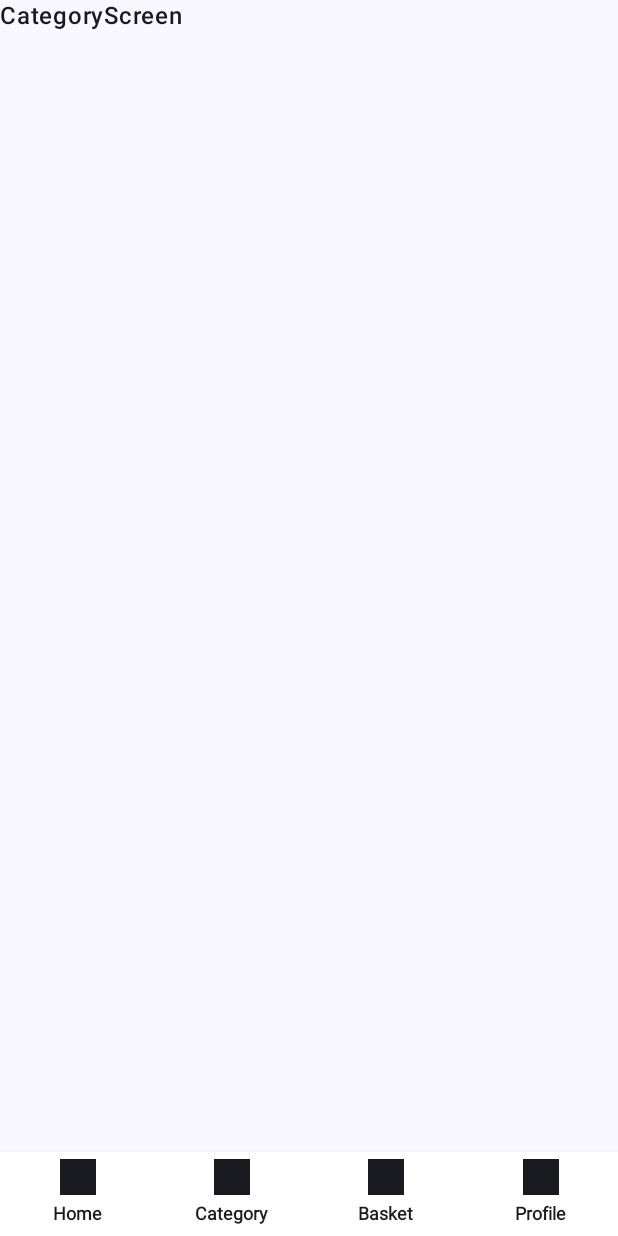
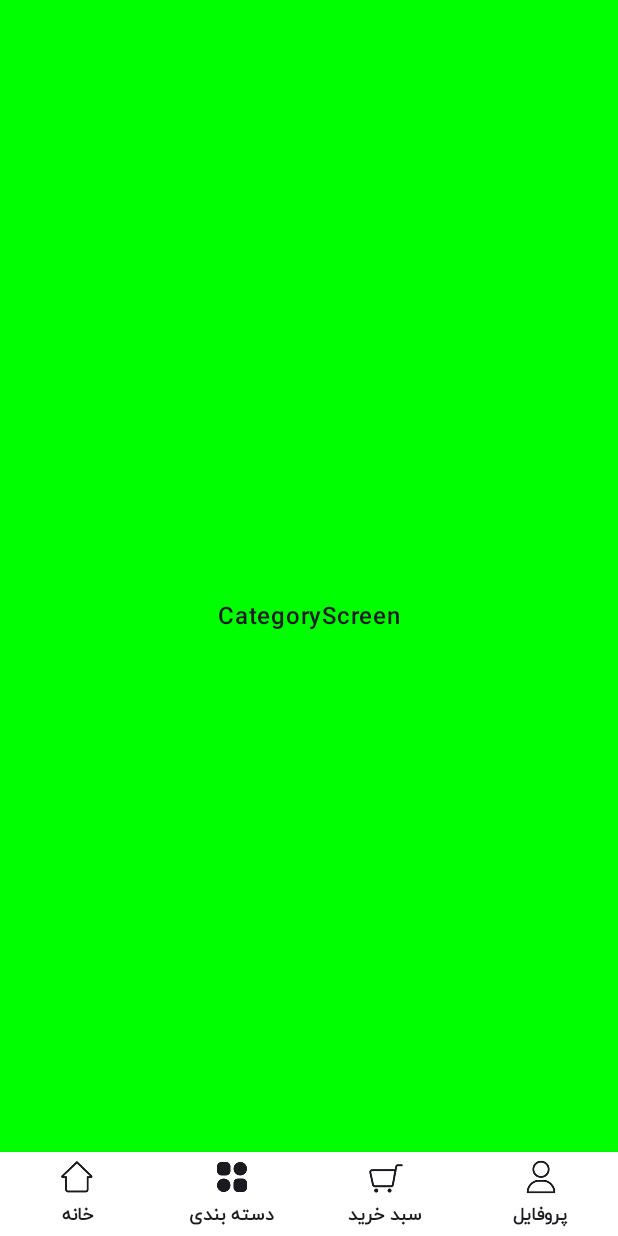
Before and after one commit to mohammadrezaaliabadi/Digikala, an Android app built with Jetpack Compose: the screen it shows after launch (MainActivity), item 2 of the bottom bar chosen, on a phone screen of 412 x 824 dp. Run offline under Robolectric (Android 15) with nearby library versions, the phone set to English and light mode, and no system bars.

Commit message:
Designing digikala button navigation close #8

```diff
--- a/app/src/main/java/com/pureamorous/digikala/navigation/BottomNavigationBar.kt
+++ b/app/src/main/java/com/pureamorous/digikala/navigation/BottomNavigationBar.kt
@@ -28,28 +28,28 @@ fun BottomNavigationBar(
 ) {
     val items = listOf(
         BottomNavItem(
-            name = "Home",
+            name = "خانه",
             route = Screen.Home.route,
-            selectedIcon = painterResource(id = R.drawable.digi_logo),
-            deSelectedIcon = painterResource(id = R.drawable.digi_logo)
+            selectedIcon = painterResource(id = R.drawable.home_fill),
+            deSelectedIcon = painterResource(id = R.drawable.home_outline)
         ),
         BottomNavItem(
-            name = "Category",
+            name = "دسته بندی",
             route = Screen.Category.route,
-            selectedIcon = painterResource(id = R.drawable.digi_logo),
-            deSelectedIcon = painterResource(id = R.drawable.digi_logo)
+            selectedIcon = painterResource(id = R.drawable.category_fill),
+            deSelectedIcon = painterResource(id = R.drawable.category_outline)
         ),
         BottomNavItem(
-            name = "Basket",
+            name = "سبد خرید",
             route = Screen.Basket.route,
-            selectedIcon = painterResource(id = R.drawable.digi_logo),
-            deSelectedIcon = painterResource(id = R.drawable.digi_logo)
+            selectedIcon = painterResource(id = R.drawable.cart_fill),
+            deSelectedIcon = painterResource(id = R.drawable.cart_outline)
         ),
         BottomNavItem(
-            name = "Profile",
+            name = "پروفایل",
             route = Screen.Profile.route,
-            selectedIcon = painterResource(id = R.drawable.digi_logo),
-            deSelectedIcon = painterResource(id = R.drawable.digi_logo)
+            selectedIcon = painterResource(id = R.drawable.user_fill),
+            deSelectedIcon = painterResource(id = R.drawable.user_outline)
         )
     )
 
--- a/app/src/main/java/com/pureamorous/digikala/ui/screens/BasketScreen.kt
+++ b/app/src/main/java/com/pureamorous/digikala/ui/screens/BasketScreen.kt
@@ -1,9 +1,25 @@
 package com.pureamorous.digikala.ui.screens
+import androidx.compose.foundation.background
+import androidx.compose.foundation.layout.Arrangement
+import androidx.compose.foundation.layout.Column
+import androidx.compose.foundation.layout.fillMaxSize
 import androidx.compose.material3.Text
 import androidx.compose.runtime.Composable
+import androidx.compose.ui.Alignment
+import androidx.compose.ui.Modifier
+import androidx.compose.ui.graphics.Color
 import androidx.navigation.NavHostController
 
 @Composable
 fun BasketScreen(navController: NavHostController) {
-    Text(text = "BasketScreen")
+    Column(
+        modifier = Modifier
+            .fillMaxSize()
+            .background(Color.Blue),
+        horizontalAlignment = Alignment.CenterHorizontally,
+        verticalArrangement = Arrangement.Center
+    ) {
+        Text(text = "BasketScreen")
+    }
+
 }
--- a/app/src/main/java/com/pureamorous/digikala/ui/screens/CategoryScreen.kt
+++ b/app/src/main/java/com/pureamorous/digikala/ui/screens/CategoryScreen.kt
@@ -1,10 +1,27 @@
 package com.pureamorous.digikala.ui.screens
 
+import androidx.compose.foundation.background
+import androidx.compose.foundation.layout.Arrangement
+import androidx.compose.foundation.layout.Column
+import androidx.compose.foundation.layout.fillMaxSize
 import androidx.compose.material3.Text
 import androidx.compose.runtime.Composable
+import androidx.compose.ui.Alignment
+import androidx.compose.ui.Modifier
+import androidx.compose.ui.graphics.Color
 import androidx.navigation.NavHostController
 
 @Composable
 fun CategoryScreen(navController: NavHostController) {
-    Text(text = "CategoryScreen")
+
+    Column(
+        modifier = Modifier
+            .fillMaxSize()
+            .background(Color.Green),
+        horizontalAlignment = Alignment.CenterHorizontally,
+        verticalArrangement = Arrangement.Center
+    ) {
+        Text(text = "CategoryScreen")
+    }
+
 }
--- a/app/src/main/java/com/pureamorous/digikala/ui/screens/HomeScreen.kt
+++ b/app/src/main/java/com/pureamorous/digikala/ui/screens/HomeScreen.kt
@@ -1,10 +1,26 @@
 package com.pureamorous.digikala.ui.screens
 
+import androidx.compose.foundation.background
+import androidx.compose.foundation.layout.Arrangement
+import androidx.compose.foundation.layout.Column
+import androidx.compose.foundation.layout.fillMaxSize
 import androidx.compose.material3.Text
 import androidx.compose.runtime.Composable
+import androidx.compose.ui.Alignment
+import androidx.compose.ui.Modifier
+import androidx.compose.ui.graphics.Color
 import androidx.navigation.NavHostController
 
 @Composable
 fun HomeScreen(navController: NavHostController) {
-    Text(text = "HomeScreen")
+    Column(
+        modifier = Modifier
+            .fillMaxSize()
+            .background(Color.Gray),
+        horizontalAlignment = Alignment.CenterHorizontally,
+        verticalArrangement = Arrangement.Center
+    ) {
+        Text(text = "HomeScreen")
+    }
+
 }
--- a/app/src/main/java/com/pureamorous/digikala/ui/screens/ProfileScreen.kt
+++ b/app/src/main/java/com/pureamorous/digikala/ui/screens/ProfileScreen.kt
@@ -1,10 +1,26 @@
 package com.pureamorous.digikala.ui.screens
 
+import androidx.compose.foundation.background
+import androidx.compose.foundation.layout.Arrangement
+import androidx.compose.foundation.layout.Column
+import androidx.compose.foundation.layout.fillMaxSize
 import androidx.compose.material3.Text
 import androidx.compose.runtime.Composable
+import androidx.compose.ui.Alignment
+import androidx.compose.ui.Modifier
+import androidx.compose.ui.graphics.Color
 import androidx.navigation.NavHostController
 
 @Composable
 fun ProfileScreen(navController: NavHostController) {
-    Text(text = "ProfileScreen")
+    Column(
+        modifier = Modifier
+            .fillMaxSize()
+            .background(Color.Cyan),
+        horizontalAlignment = Alignment.CenterHorizontally,
+        verticalArrangement = Arrangement.Center
+    ) {
+        Text(text = "ProfileScreen")
+    }
+
 }
```
Also changed, not shown: app/src/main/res/drawable/cart_fill.png (added), app/src/main/res/drawable/cart_outline.png (added), app/src/main/res/drawable/category_fill.png (added), app/src/main/res/drawable/category_outline.png (added), app/src/main/res/drawable/home_fill.png (added), app/src/main/res/drawable/home_outline.png (added), app/src/main/res/drawable/user_fill.png (added), app/src/main/res/drawable/user_outline.png (added).
